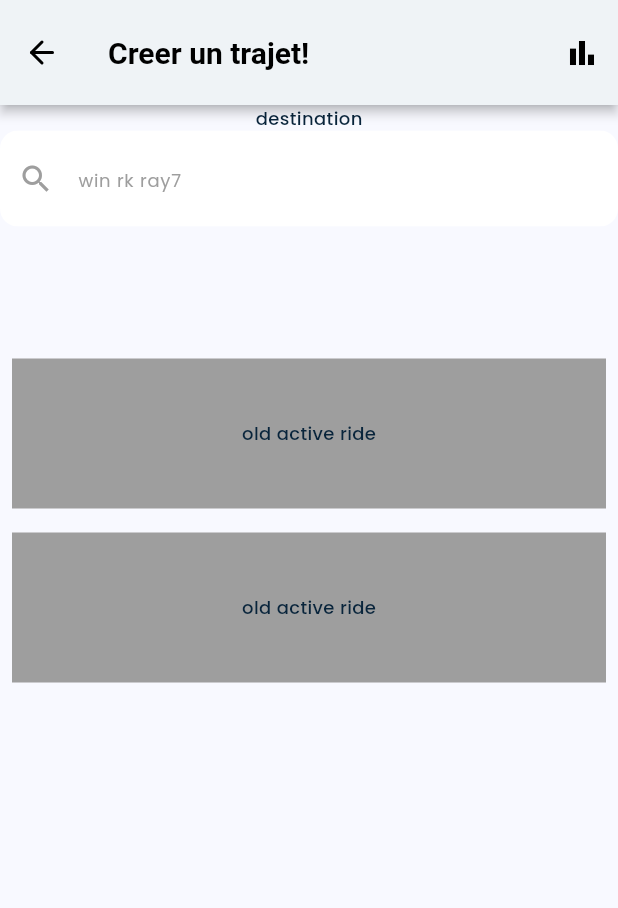
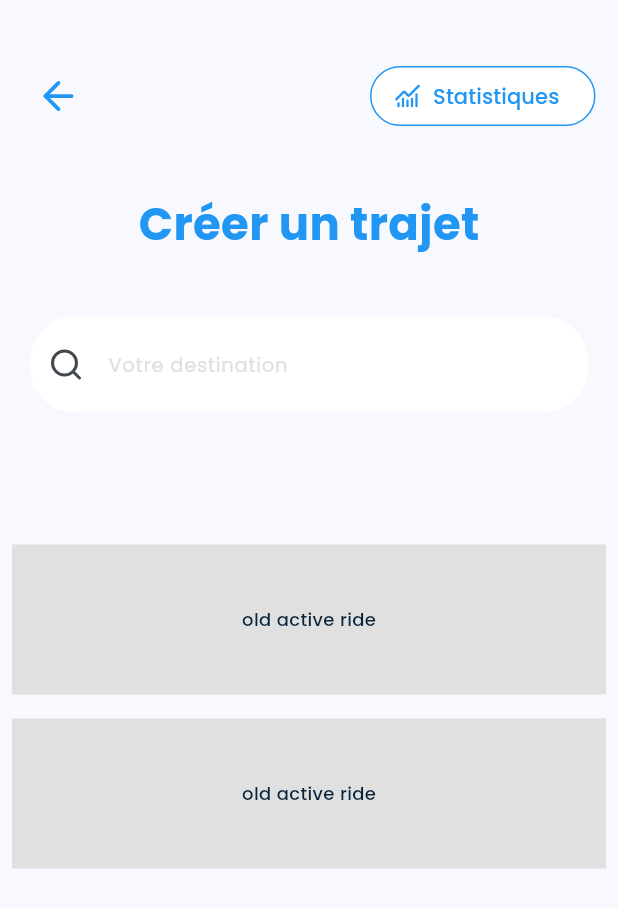
Before and after one commit to bhmustapha/Chingooo, a Flutter app: the CreateRidePage screen opened by its route, on a phone screen of 412 x 824 dp. Shown: the top 908 px of the screen. Run offline on Flutter 3.47's test engine with Material 3 defaults, Android fonts, the phone set to English and light mode, and no system bars; our stand-ins replace flutter_map, flutter_speed_dial, geolocator, latlong2, lucide_icons_flutter.

Commit message:
Initial commit

```diff
--- a/lib/views/home/home_page.dart
+++ b/lib/views/home/home_page.dart
@@ -16,8 +16,6 @@ class HomePage extends StatefulWidget {
 }
 
 class HomePageState extends State<HomePage> {
-
-
   @override
   Widget build(BuildContext context) {
     return Stack(
--- a/lib/views/ride/create_ride.dart
+++ b/lib/views/ride/create_ride.dart
@@ -16,31 +16,56 @@ class _CreateRidePageState extends State<CreateRidePage> {
   @override
   Widget build(BuildContext context) {
     return Scaffold(
-      appBar: AppBar(
-        title: Text('Creer un trajet!'),
-        actions: [IconButton(onPressed: () {}, icon: Icon(Icons.bar_chart))],
-        automaticallyImplyLeading: false,
-        leading: IconButton(
-          onPressed: () {
-            Navigator.pushNamed(context, '/mainnav');
-          },
-          icon: Icon(LucideIcons.arrowLeft),
-        ),
-      ),
       body: Column(
         children: [
-          Text('destination', style: Theme.of(context).textTheme.bodyMedium),
-          ClipRRect(
-            borderRadius: BorderRadius.circular(12),
+          Padding(
+            padding: EdgeInsets.symmetric(horizontal: 15, vertical: 40),
+            child: Row(
+              mainAxisAlignment: MainAxisAlignment.spaceBetween,
+              children: [
+                IconButton(
+                  iconSize: 30,
+                  onPressed: () {
+                    Navigator.pushNamed(context, '/mainnav');
+                  },
+                  icon: Icon(LucideIcons.arrowLeft, color: Colors.blue),
+                ),
+                OutlinedButton.icon(
+                  label: Text('Statistiques'),
+                  icon: Icon(LucideIcons.chartNoAxesCombined),
+                  onPressed: () {},
+                 style: OutlinedButton.styleFrom(
+                    backgroundColor: Colors.white,
+                    foregroundColor: Colors.blue,
+                    side: BorderSide(
+                      color: Colors.blue,
+                    ),
+                  ),
+                  ),
+              ],
+            ),
+          ),
+
+          Text(
+                  'Créer un trajet',
+                  style: TextStyle(
+                    fontSize: 30,
+                    fontWeight: FontWeight.w700,
+                    color: Colors.blue
+                  ),
+                ),
+          SizedBox(height: 20),
+          Padding(
+            padding: const EdgeInsets.all(20),
             child: TextField(
               controller: createSearchController,
-              onChanged: (value) {
-                _mapKey.currentState?.fetchSuggestions(value);
+              onChanged: (value) async{
+                await _mapKey.currentState?.fetchSuggestions(value);
                 setState(() {});
               },
-              onSubmitted: (value)  {
-                _mapKey.currentState?.searchAndNavigate();
-                _mapKey.currentState?.clearSuggestions();
+              onSubmitted: (value) {
+                _mapKey.currentState?.fetchSuggestions(value);
+
                 setState(
                   () {},
                 ); // this line refreshes and hides the suggestion container
@@ -48,21 +73,61 @@ class _CreateRidePageState extends State<CreateRidePage> {
 
               textAlign: TextAlign.start,
               decoration: InputDecoration(
+                hintText: 'Votre destination',
                 contentPadding: EdgeInsets.symmetric(vertical: 20),
                 filled: true,
                 fillColor: Colors.white,
-                prefixIcon: Icon(Icons.search, color: Colors.grey),
-                hintText: 'win rk ray7',
-                hintStyle: TextStyle(
-                  fontSize: 12,
-                  fontWeight: FontWeight.w200,
-                  color: Colors.grey,
+                prefixIcon: Icon(LucideIcons.search),
+                border: OutlineInputBorder(
+                  borderRadius: BorderRadius.circular(30),
+                  borderSide: BorderSide.none,
                 ),
-                border: OutlineInputBorder(),
+                enabledBorder: OutlineInputBorder(
+                  borderRadius: BorderRadius.circular(30),
+                  borderSide: BorderSide.none,
+                ),
+                focusedBorder: OutlineInputBorder(
+                  borderRadius: BorderRadius.circular(30),
+                  borderSide: BorderSide.none,
+                ),
               ),
             ),
           ),
-          SizedBox(height: 80),
+           Visibility(
+            visible: _mapKey.currentState?.currentSuggestions.isEmpty ?? false,
+             child: Container(
+                  decoration: BoxDecoration(
+                    color: Colors.white,
+                    borderRadius: BorderRadius.circular(10),
+                    boxShadow: [BoxShadow(color: Colors.black26, blurRadius: 5)],
+                  ),
+                  child: ListView.builder(
+                    shrinkWrap: true, // take space only to fit it content
+                    itemCount:
+                        _mapKey.currentState?.currentSuggestions.length ?? 0,
+                    itemBuilder: (context, index) {
+                      final suggestion =
+                          _mapKey.currentState!.currentSuggestions[index];
+                      return ListTile(
+                        title: Text(
+                          suggestion['name'],
+                          style: Theme.of(context).textTheme.bodySmall,
+                        ),
+                        onTap: ()  {
+                          _mapKey.currentState?.onSuggestionTap(suggestion);
+                          _mapKey.currentState
+                                ?.clearSuggestions(); // clear the list
+                           setState((){});
+                          // refresh the ui
+                        },
+                      );
+                    },
+                  ),
+             ),
+           ),
+
+
+          SizedBox(height: 60),
           Expanded(
             child: ListView(
               children: [
@@ -71,7 +136,7 @@ class _CreateRidePageState extends State<CreateRidePage> {
                   child: Container(
                     width: double.infinity,
                     height: 100,
-                    color: Colors.grey,
+                    color: Colors.grey[300],
                     child: Center(child: Text('old active ride')),
                   ),
                 ),
@@ -80,7 +145,7 @@ class _CreateRidePageState extends State<CreateRidePage> {
                   child: Container(
                     width: double.infinity,
                     height: 100,
-                    color: Colors.grey,
+                    color: Colors.grey[300],
                     child: Center(child: Text('old active ride')),
                   ),
                 ),
```
Also changed, not shown: lib/views/ride/test_create.dart (added, +25 -0 lines).
